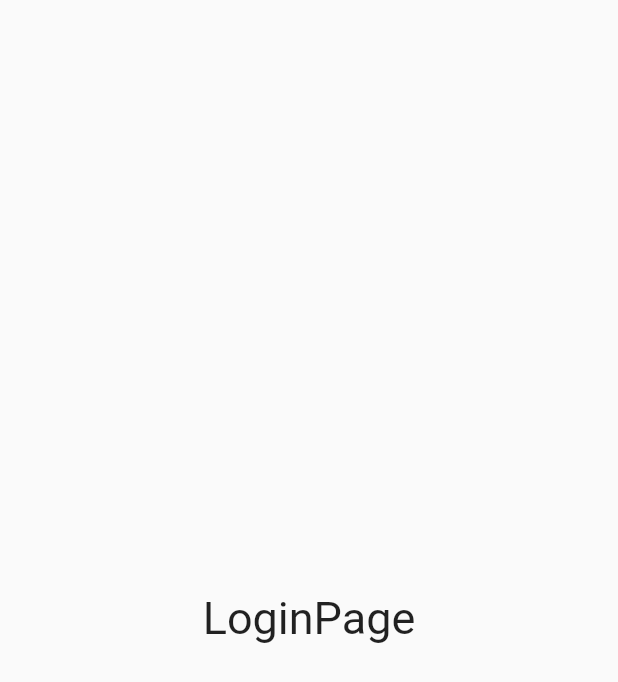
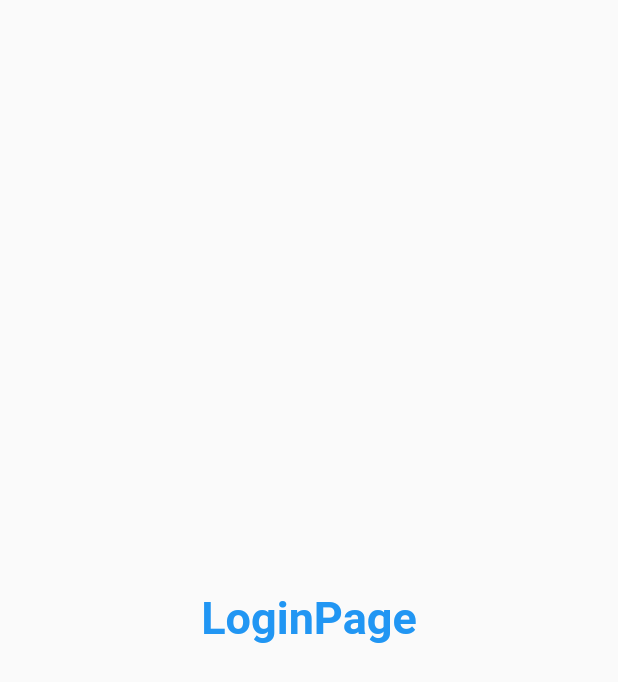
Before and after one commit to aditi26-M/30DaysofFlutter, a Flutter app: the screen it shows after launch, on a phone screen of 412 x 824 dp. Shown: the top 682 px of the screen. Run offline on Flutter 3.47's test engine with Material 2 defaults, Android fonts, the phone set to English and light mode, and no system bars.

Commit message:
Day 3 Completed

```diff
--- a/lib/main.dart
+++ b/lib/main.dart
@@ -1,3 +1,5 @@
+// class me pehla word ka pehla character aur subwords me bhi pehla charcter capital hoga     but it does not happen in function...In function 1st word is small for ex -  in "build" and if we write anoter word then that will be in captial for ex - "buildApp"
+
 import 'package:flutter/material.dart';
 import 'package:flutter_catalog/pages/login.dart';
 
@@ -14,16 +16,14 @@ class MyApp extends StatelessWidget {
         //home: HomePage(),
         themeMode: ThemeMode.light,
         theme: ThemeData(primarySwatch: Colors.deepPurple),
-            //PrimarySwatch - Collection of colours
+        //PrimarySwatch - Collection of colours
         //theme: ThemeData( brightness: Brightness.dark, primarySwatch: Colors.red),
 
         //routes - takes map(key & value)
-    routes: {
-      "/": (context) => LoginPage(),           // class me pehla word ka pehla character aur subwords me bhi pehla charcter capital hoga     but it does not happen in function...In function 1st word is small for ex -  in "build" and if we write anoter word then that will be in captial for ex - "buildApp"
-      "/home": (context) => HomePage(),
-      "/Login":(context) => LoginPage()
-    }
-        );
-
+        routes: {
+          "/": (context) => LoginPage(),
+          "/home": (context) => HomePage(),
+          "/Login": (context) => LoginPage()
+        });
   }
 }
--- a/lib/pages/login.dart
+++ b/lib/pages/login.dart
@@ -10,9 +10,9 @@ class LoginPage extends StatelessWidget {
       child: Center(
         child: Text("LoginPage",style: TextStyle(
           fontSize: 30,
-          color: Colors.blue
+          color: Colors.blue,
           fontWeight: FontWeight.bold
-          )
+          ),
         ),
     //har widget ki apni key hoti h
       ),
```
